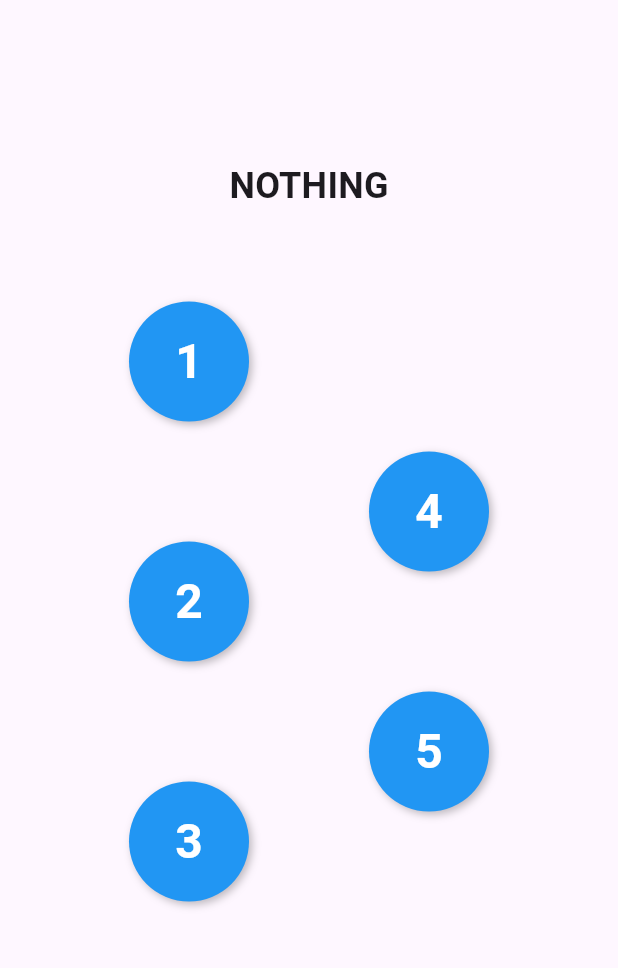
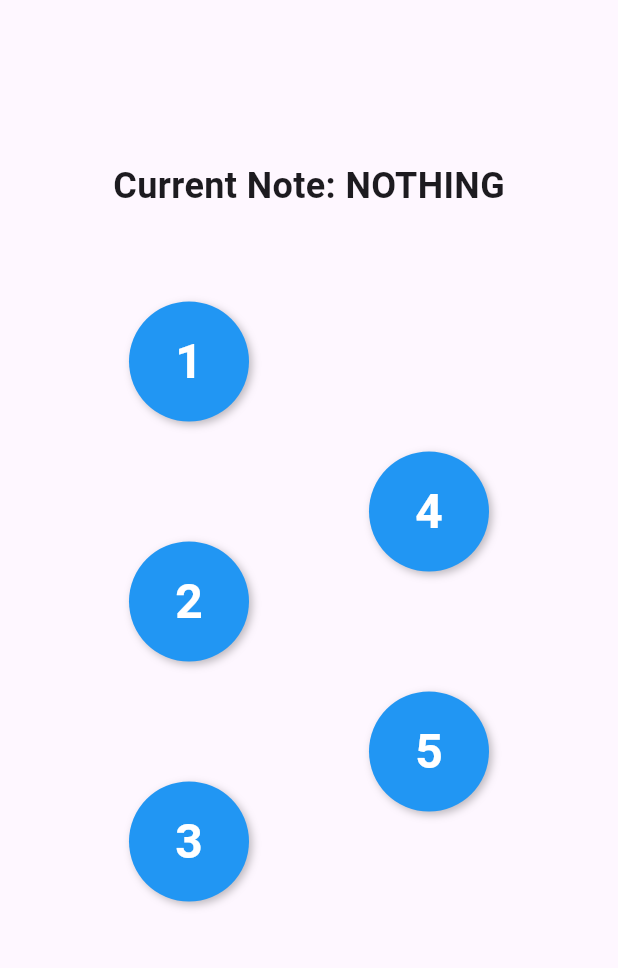
Before and after one commit to jb1420/okarina, a Flutter app: the screen it shows after launch, on a phone screen of 412 x 824 dp, the part 84-1052 px from its top. Run offline on Flutter 3.47's test engine with Material 3 defaults, Android fonts, the phone set to English and light mode, and no system bars; our stand-ins replace just_audio.

Commit message:
임시 저장

```diff
--- a/lib/main.dart
+++ b/lib/main.dart
@@ -1,5 +1,3 @@
-import 'dart:nativewrappers/_internal/vm/lib/internal_patch.dart';
-
 import 'package:flutter/material.dart';
 import 'package:just_audio/just_audio.dart';
 
@@ -34,9 +32,9 @@ class MyHomePage extends StatefulWidget {
 
 class _MyHomePageState extends State<MyHomePage> {
   var closed = [0, 0, 0, 0, 0];
+  var ex_note = 0;
   final Map<String, AudioPlayer> players = {};
-  var last_note = 'C4.mp3';
-  final List<String> notes= [
+  final List<String> notes = [
     'C4.mp3',
     'D4.mp3',
     'E4.mp3',
@@ -64,54 +62,47 @@ class _MyHomePageState extends State<MyHomePage> {
     }
   }
 
-  void playNote(String note) async {
-    print("Playing note: $note, last note: $last_note");
-
+  void playNote(String note)  {
     var player = players[note];
     if (player != null) {
-      await player.play(); // Play the note
+      player.play(); // Play the note
     }
-    var player_2 = players[last_note];
-    if (player_2 != null) {
-      await player_2.stop(); // Stop the last note
+  }
+
+  void stopNote() {
+    var player = players[ex_note];
+    if (player != null) {
+      player.stop(); // Stop the note
     }
-    last_note = note;
-
   }
 
   String getNote() {
     var result = 'NOTHING';
 
     if (closed.toString() == [0, 1, 1, 1, 1].toString()) {
-      playNote('C4.mp3');
       result = 'C4';
     } else if (closed.toString() == [0, 1, 1, 0, 1].toString()) {
-      playNote('D4.mp3');
       result = 'D4';
     } else if (closed.toString() == [0, 1, 1, 1, 0].toString()) {
-      playNote('E4.mp3');
       result = 'E4';
     } else if (closed.toString() == [0, 1, 1, 0, 0].toString()) {
-      playNote('F4.mp3');
       result = 'F4';
     } else if (closed.toString() == [0, 0, 1, 0, 1].toString()) {
-      playNote('G4.mp3');
       result = 'G4';
     } else if (closed.toString() == [0, 0, 1, 0, 0].toString()) {
-      playNote('A4.mp3');
       result = 'A4';
     } else if (closed.toString() == [0, 0, 0, 1, 0].toString()) {
-      playNote('B4.mp3');
       result = 'B4';
     } else if (closed.toString() == [1, 0, 0, 0, 0].toString()) {
-      playNote('C5.mp3');
       result = 'C5';
     } else if (closed.toString() == [0, 1, 0, 0, 0].toString() ||
         closed.toString() == [1, 1, 0, 0, 0].toString()) {
-      playNote('D5.mp3');
       result = 'D5';
     }
 
+    playNote('$result.mp3');
+    stopNote();
+    ex_note = notes.indexOf(result + '.mp3');
     return result;
   }
 
@@ -122,14 +113,7 @@ class _MyHomePageState extends State<MyHomePage> {
     getNote(); // Play the note immediately when the button state changes
   }
 
-  @override
-  void dispose() {
-    // Dispose all players
-    players.forEach((key, player) {
-      player.dispose();
-    });
-    super.dispose();
-  }
+
 
   @override
   Widget build(BuildContext context) {
@@ -169,7 +153,7 @@ class _MyHomePageState extends State<MyHomePage> {
             mainAxisAlignment: MainAxisAlignment.center,
             children: [
               Text(
-                getNote(),
+                'Current Note: ${getNote()}',
                 style: TextStyle(fontSize: 24, fontWeight: FontWeight.bold),
               ),
               SizedBox(height: columnSpacing),
```
